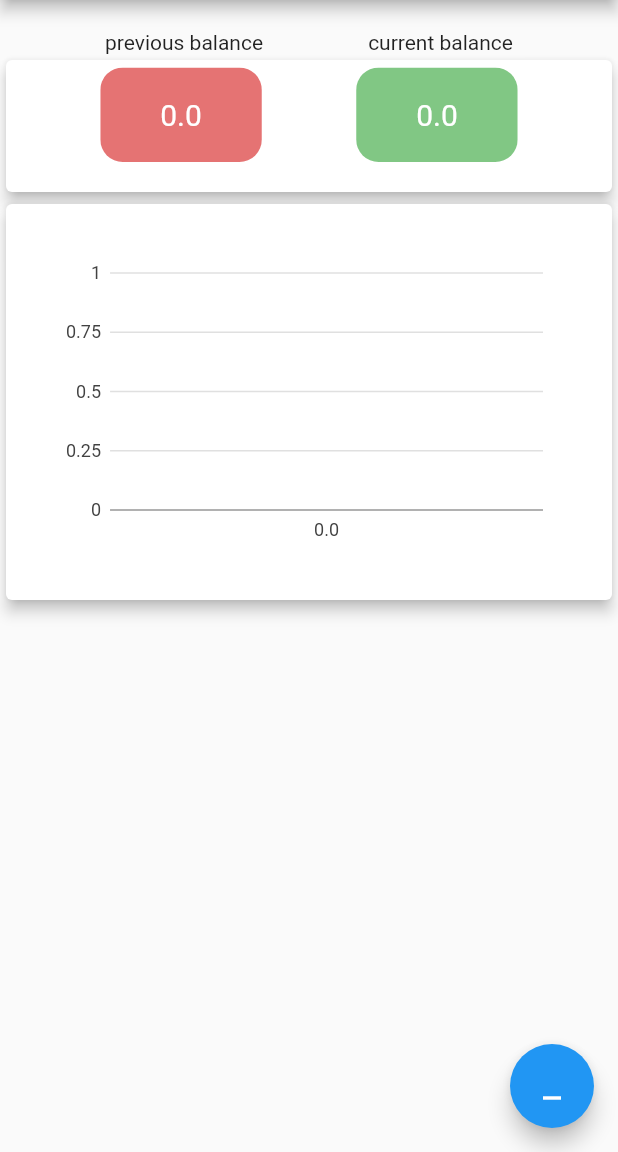
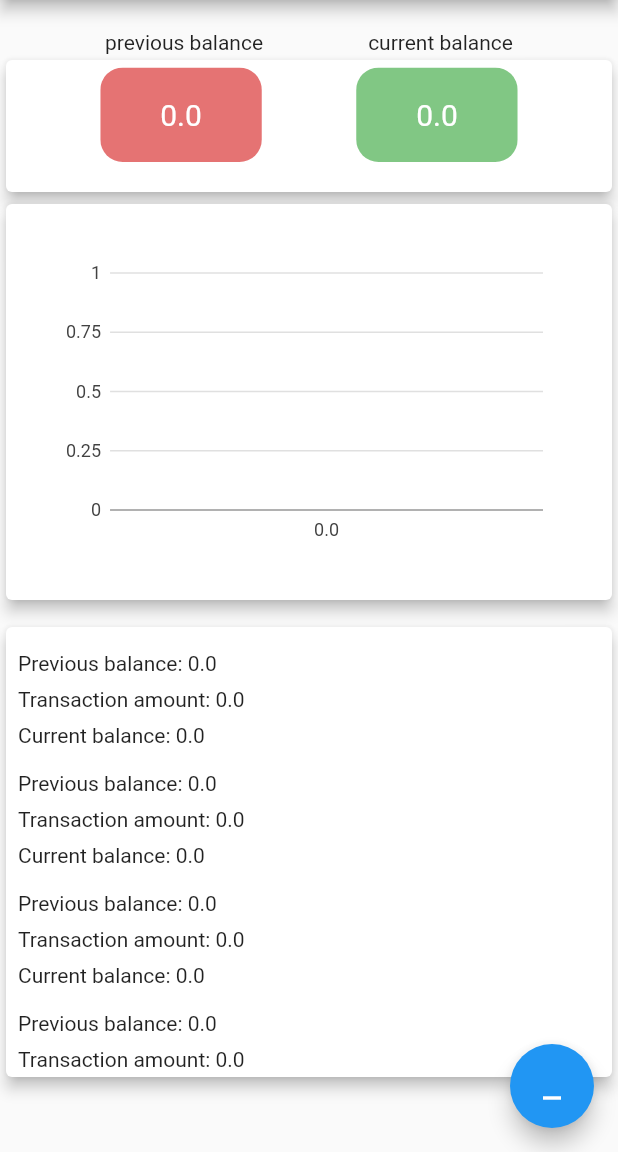
Before and after one commit to Petar81/Track-Bank-Expenses, a Flutter app: the screen it shows after launch, on a phone screen of 412 x 824 dp, the part 84-1236 px from its top. Run offline on Flutter 3.47's test engine with Material 2 defaults, Android fonts, the phone set to English and light mode, and no system bars; our stand-ins replace charts_flutter, firebase_core, firebase_database; accounts and stored records are empty.

```diff
--- a/lib/screens/balance_overview.dart
+++ b/lib/screens/balance_overview.dart
@@ -26,8 +26,9 @@ class BalanceOverview extends StatefulWidget {
 class _BalanceOverviewState extends State<BalanceOverview> {
   double showPreviousBalance = 0;
   double showCurrentBalance = 0;
+  double transactionAmount = 0;
 
-  void _showBalance(double prevBalance, double currBalance) {
+  void _showBalance(double prevBalance, double currBalance, double transAmt) {
     setState(() {
       // This call to setState tells the Flutter framework that something has
       // changed in this State, which causes it to rerun the build method below
@@ -36,12 +37,24 @@ class _BalanceOverviewState extends State<BalanceOverview> {
       // called again, and so nothing would appear to happen.
       showPreviousBalance = double.parse(prevBalance.toStringAsFixed(2));
       showCurrentBalance = double.parse(currBalance.toStringAsFixed(2));
+      transactionAmount = double.parse(transAmt.toStringAsFixed(2));
     });
   }
 
   @override
   Widget build(BuildContext context) {
     // This (build) method is rerun every time setState is called
+
+    final List<String> entries = <String>[
+      'A',
+      'B',
+      'C',
+      'D',
+      'E',
+      'F',
+      'G',
+      'H'
+    ];
 
     var data = [
       BalanceChart(showPreviousBalance.toString(), showPreviousBalance,
@@ -56,7 +69,7 @@ class _BalanceOverviewState extends State<BalanceOverview> {
         domainFn: (BalanceChart clickData, _) => clickData.balanceType,
         measureFn: (BalanceChart clickData, _) => clickData.balanceAmount,
         colorFn: (BalanceChart clickData, _) => clickData.color,
-        id: 'Transactions',
+        id: 'Balances',
         data: data,
       ),
     ];
@@ -146,7 +159,59 @@ class _BalanceOverviewState extends State<BalanceOverview> {
           Card(
             elevation: 4,
             child: chartWidget,
-          )
+          ),
+          const Padding(
+            padding: EdgeInsets.only(top: 10),
+          ),
+          Card(
+            elevation: 4,
+            child: SizedBox(
+              height: 300,
+              child: ListView.builder(
+                  padding: const EdgeInsets.all(8),
+                  itemCount: entries.length,
+                  itemBuilder: (BuildContext context, int index) {
+                    return SizedBox(
+                      height: 80,
+                      //color: Colors.amber.shade300,
+                      child: Column(
+                        children: <Widget>[
+                          Padding(
+                            padding: const EdgeInsets.only(top: 8),
+                            child: Row(
+                              children: <Widget>[
+                                Center(
+                                    child: Text(
+                                        'Previous balance: $showPreviousBalance')),
+                              ],
+                            ),
+                          ),
+                          Padding(
+                            padding: const EdgeInsets.only(top: 8),
+                            child: Row(
+                              children: <Widget>[
+                                Center(
+                                    child: Text(
+                                        'Transaction amount: $transactionAmount')),
+                              ],
+                            ),
+                          ),
+                          Padding(
+                            padding: const EdgeInsets.only(top: 8),
+                            child: Row(
+                              children: <Widget>[
+                                Center(
+                                    child: Text(
+                                        'Current balance: $showCurrentBalance')),
+                              ],
+                            ),
+                          ),
+                        ],
+                      ),
+                    );
+                  }),
+            ),
+          ),
         ],
       ),
       floatingActionButton: FloatingActionButton(
@@ -204,7 +269,7 @@ class _BalanceOverviewState extends State<BalanceOverview> {
           }).catchError(
               (error) => const Text('You got an error! Please try again.'));
 
-          _showBalance(currentBalance, currentBalance - amount);
+          _showBalance(currentBalance, currentBalance - amount, amount);
         },
         tooltip: 'add expense',
         child: const Icon(Icons.minimize),
```
